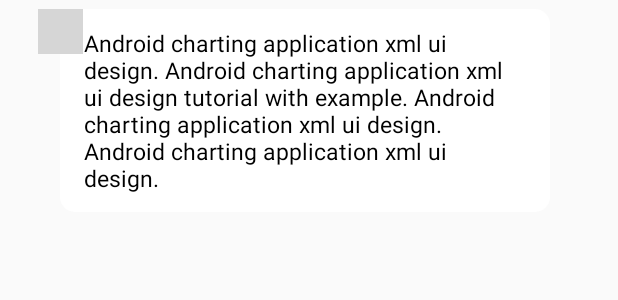
After one commit to paladin952/bSocial-android, an Android app: the layout layout_conversation_list_item_message_others.xml on its own in the app's theme, with its tools: preview values and no code run, on a phone screen of 412 x 824 dp. The commit adds this screen. Shown: the top 300 px of the screen. Run offline under Robolectric (Android 15) with nearby library versions, the phone set to English and light mode, and no system bars; grey boxes are pictures that could not be loaded.

Commit message:
add ui for list

```diff
--- a/app/src/main/AndroidManifest.xml
+++ b/app/src/main/AndroidManifest.xml
@@ -26,7 +26,7 @@
         android:icon="@mipmap/ic_launcher"
         android:label="@string/app_name"
         android:largeHeap="true"
-        android:supportsRtl="false"
+        android:supportsRtl="true"
         android:theme="@style/AppTheme">
         <meta-data
             android:name="com.clpstudio.bsocial.core.glide.GlideConfiguration"
--- a/app/src/main/java/com/clpstudio/bsocial/presentation/conversation/ConversationActivity.java
+++ b/app/src/main/java/com/clpstudio/bsocial/presentation/conversation/ConversationActivity.java
@@ -7,7 +7,9 @@
 import android.support.v7.app.AppCompatActivity;
 import android.support.v7.widget.LinearLayoutManager;
 import android.support.v7.widget.RecyclerView;
+import android.widget.ImageView;
 
+import com.bumptech.glide.Glide;
 import com.clpstudio.bsocial.R;
 import com.clpstudio.bsocial.data.models.conversations.ConversationModel;
 import com.clpstudio.bsocial.presentation.BSocialApplication;
@@ -26,6 +28,8 @@
 
     @BindView(R.id.conversationsRecyclerView)
     RecyclerView recyclerView;
+    @BindView(R.id.background)
+    ImageView background;
 
     private ConversationAdapter adapter;
 
@@ -39,6 +43,8 @@
         setContentView(R.layout.activity_conversations);
         ((BSocialApplication) getApplicationContext()).getDiComponent().inject(this);
         ButterKnife.bind(this);
+
+        Glide.with(this).load(R.drawable.bg_default_conversation).into(background);
 
         adapter = new ConversationAdapter();
         recyclerView.setLayoutManager(new LinearLayoutManager(this));
--- a/app/src/main/java/com/clpstudio/bsocial/presentation/profile/ProfilePageActivity.java
+++ b/app/src/main/java/com/clpstudio/bsocial/presentation/profile/ProfilePageActivity.java
@@ -81,9 +81,9 @@
     }
 
     @Override
-    public void downloadProfileImage(String storageReference) {
+    public void downloadProfileImage(String url) {
         Glide.with(this)
-                .load(storageReference)
+                .load(url)
                 .asBitmap()
                 .placeholder(R.drawable.default_avatar)
                 .diskCacheStrategy(DiskCacheStrategy.ALL)
--- /dev/null
+++ b/app/src/main/res/drawable/bg_message_row_item_others.xml
@@ -0,0 +1,18 @@
+<?xml version="1.0" encoding="utf-8"?>
+<shape xmlns:android="http://schemas.android.com/apk/res/android">
+    <solid android:color="#ffffff"/>
+    <stroke
+        android:width="0dip"
+        android:color="#f0f0f0"/>
+    <corners
+        android:bottomLeftRadius="10dp"
+        android:bottomRightRadius="10dp"
+        android:topLeftRadius="0dp"
+        android:topRightRadius="10dp"
+        />
+    <padding
+        android:bottom="0dip"
+        android:left="0dip"
+        android:right="0dip"
+        android:top="0dip"/>
+</shape>
--- /dev/null
+++ b/app/src/main/res/layout/layout_conversation_list_item_message_others.xml
@@ -0,0 +1,37 @@
+<?xml version="1.0" encoding="utf-8"?>
+<LinearLayout xmlns:android="http://schemas.android.com/apk/res/android"
+              android:layout_width="match_parent"
+              android:layout_height="wrap_content"
+              android:layout_marginBottom="6dp"
+              android:layout_marginTop="6dp"
+              android:orientation="horizontal">
+
+    <ImageView
+        android:id="@+id/userImage"
+        android:layout_width="25dp"
+        android:layout_height="25dp"
+        android:layout_marginTop="8dp"
+        />
+
+    <ImageView
+        android:layout_width="30dp"
+        android:layout_height="30dp"
+        android:layout_marginRight="-15dp"
+        android:scaleType="fitXY"
+        android:src="@drawable/arrow_bg2"
+        android:tint="@color/white"/>
+
+    <TextView
+        android:id="@+id/message"
+        android:layout_width="wrap_content"
+        android:layout_height="wrap_content"
+        android:layout_marginRight="45dp"
+        android:background="@drawable/bg_message_row_item_others"
+        android:paddingBottom="12dp"
+        android:paddingLeft="16dp"
+        android:paddingRight="16dp"
+        android:paddingTop="12dp"
+        android:text="Android charting application xml ui design. Android charting application xml ui design tutorial with example. Android charting application xml ui design. Android charting application xml ui design. "
+        android:textColor="#000"
+        android:textSize="15sp"/>
+</LinearLayout>
--- a/app/src/main/res/values/colors.xml
+++ b/app/src/main/res/values/colors.xml
@@ -18,4 +18,6 @@
     <color name="primary">#333333</color>
     <color name="secondary">#666666</color>
     <color name="tertiary">#767676</color>
+
+    <color name="whatsapp_bg_green">#E7FFD2</color>
 </resources>
```
Also changed, not shown: app/src/main/java/com/clpstudio/bsocial/bussiness/service/ConversationService.java (+6 -2 lines), app/src/main/java/com/clpstudio/bsocial/presentation/conversation/ConversationAdapter.java (+18 -1 lines), app/src/main/java/com/clpstudio/bsocial/presentation/conversation/NormalMessageViewHolder.java (+25 -0 lines), app/src/main/res/drawable/bg_message_row_item_mine.xml (added, +18 -0 lines), app/src/main/res/layout/activity_conversations.xml (+7 -7 lines), app/src/main/res/layout/layout_conversation_list_item_message.xml (deleted, +0 -13 lines), app/src/main/res/layout/layout_conversation_list_item_message_mine.xml (added, +42 -0 lines).
